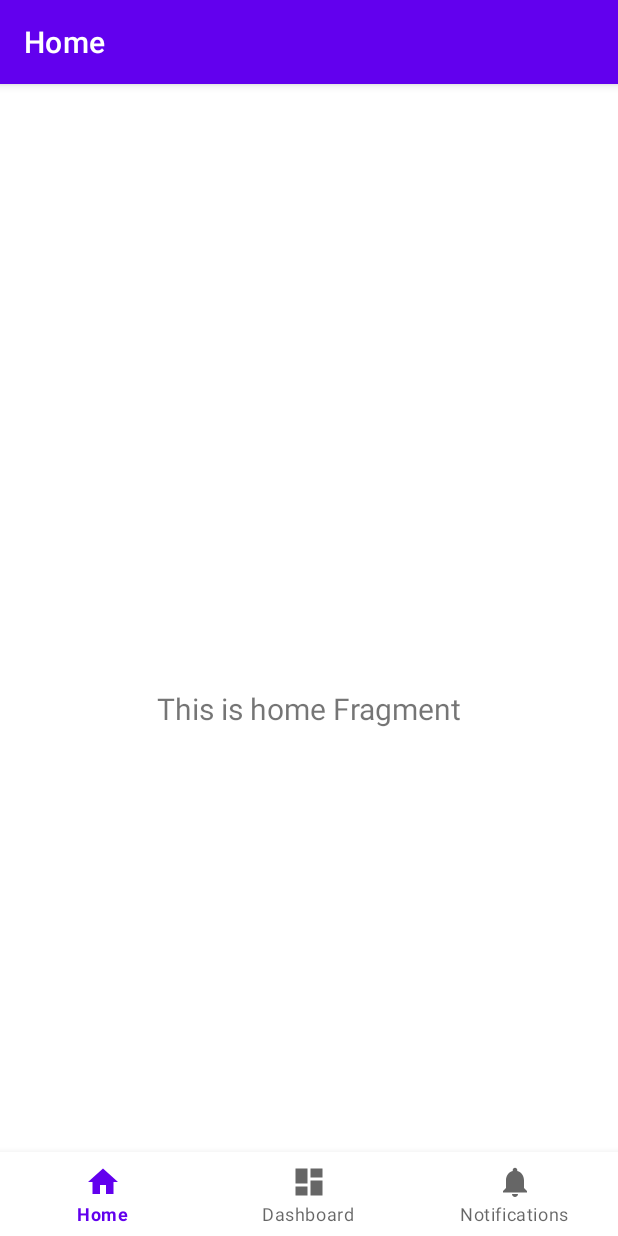
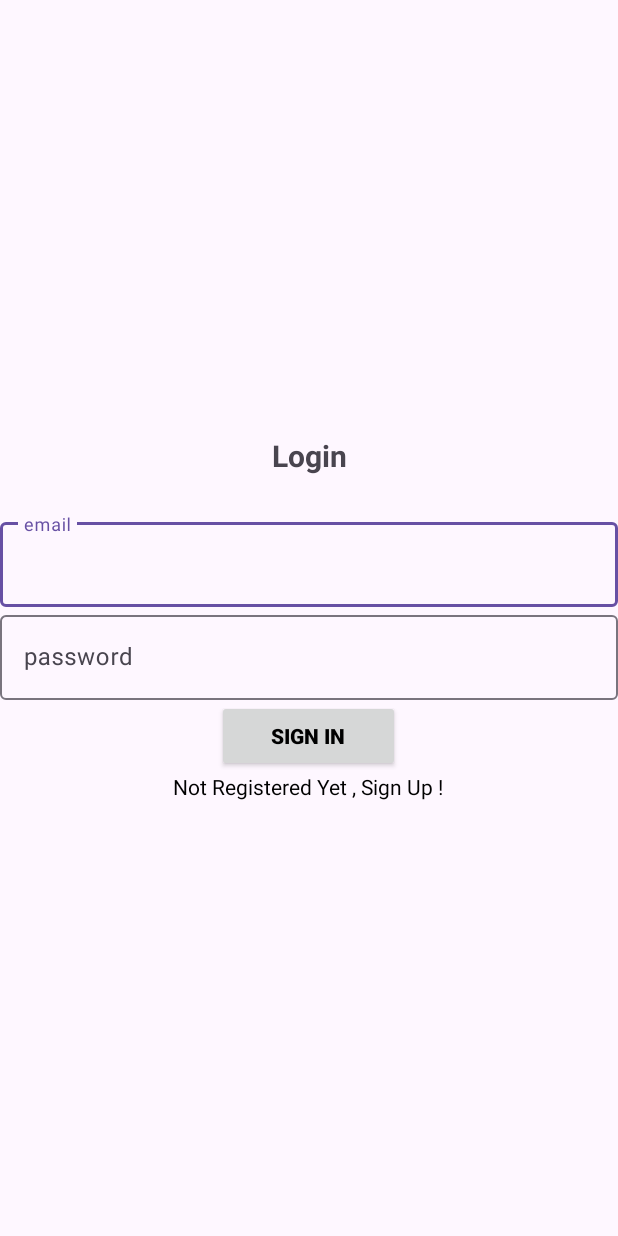
Before and after one commit to CodeByLess/491-Theragarden, an Android app: the screen it shows after launch (MainActivity before the commit, Login after it), on a phone screen of 412 x 824 dp. Run offline under Robolectric (Android 15) with nearby library versions, the phone set to English and light mode, and no system bars; our stand-ins replace Firebase (no records; nobody signed in at launch, a user with empty details on screens opened directly).

Commit message:
firebase

```diff
--- a/app/build.gradle.kts
+++ b/app/build.gradle.kts
@@ -54,6 +54,7 @@ dependencies {
     implementation(libs.androidx.credentials)
     implementation(libs.androidx.credentials.play.services.auth)
     implementation(libs.googleid)
+    implementation(libs.androidx.activity)
     testImplementation(libs.junit)
     androidTestImplementation(libs.androidx.junit)
     androidTestImplementation(libs.androidx.espresso.core)
--- /dev/null
+++ b/app/src/main/java/com/example/myapplication/Login.kt
@@ -0,0 +1,64 @@
+package com.example.myapplication
+
+import android.content.Intent
+import android.os.Bundle
+import android.widget.Toast
+import androidx.activity.enableEdgeToEdge
+import androidx.appcompat.app.AppCompatActivity
+import androidx.core.view.ViewCompat
+import androidx.core.view.WindowInsetsCompat
+import com.example.myapplication.databinding.ActivityLoginBinding
+import com.google.firebase.auth.FirebaseAuth
+
+class Login : AppCompatActivity() {
+
+    private lateinit var binding: ActivityLoginBinding
+    private lateinit var firebaseAuth: FirebaseAuth
+
+    override fun onCreate(savedInstanceState: Bundle?) {
+        super.onCreate(savedInstanceState)
+        binding = ActivityLoginBinding.inflate(layoutInflater)
+        setContentView(binding.root)
+
+        firebaseAuth = FirebaseAuth.getInstance()
+
+        binding.textView.setOnClickListener {
+            val intent = Intent(this, Registration::class.java)
+            startActivity(intent)
+        }
+
+        binding.button.setOnClickListener {
+            val email = binding.email.text.toString()
+            val pass = binding.password.text.toString()
+
+            if (email.isNotEmpty() && pass.isNotEmpty()){
+                firebaseAuth.signInWithEmailAndPassword(email, pass).addOnCompleteListener{
+                    if (it.isSuccessful){
+                        val intent = Intent(this, MainActivity::class.java)
+                        startActivity(intent)
+                    }else{
+                        Toast.makeText(this, it.exception.toString(), Toast.LENGTH_SHORT).show()
+                    }
+                }
+            }
+            else{
+                Toast.makeText(this, "Empty Fields not allowed", Toast.LENGTH_SHORT).show()
+            }
+        }
+        enableEdgeToEdge()
+        setContentView(R.layout.activity_login)
+        ViewCompat.setOnApplyWindowInsetsListener(findViewById(R.id.main)) { v, insets ->
+            val systemBars = insets.getInsets(WindowInsetsCompat.Type.systemBars())
+            v.setPadding(systemBars.left, systemBars.top, systemBars.right, systemBars.bottom)
+            insets
+        }
+    }
+    override fun onStart() {
+        super.onStart()
+
+        if(firebaseAuth.currentUser != null){
+            val intent = Intent(this, MainActivity::class.java)
+            startActivity(intent)
+        }
+    }
+}
--- /dev/null
+++ b/app/src/main/res/layout/activity_login.xml
@@ -0,0 +1,61 @@
+<?xml version="1.0" encoding="utf-8"?>
+<LinearLayout xmlns:android="http://schemas.android.com/apk/res/android"
+    xmlns:app="http://schemas.android.com/apk/res-auto"
+    xmlns:tools="http://schemas.android.com/tools"
+    android:id="@+id/main"
+    android:layout_width="match_parent"
+    android:orientation="vertical"
+    android:padding="15dp"
+    android:gravity="center"
+    android:layout_height="match_parent"
+    tools:context=".Login">
+
+    <TextView
+        android:text="@string/login"
+        android:textSize="20sp"
+        android:textStyle="bold"
+        android:gravity="center"
+        android:layout_marginBottom="25dp"
+        android:layout_width="match_parent"
+        android:layout_height="wrap_content" />
+    <com.google.android.material.textfield.TextInputLayout
+        android:layout_width="match_parent"
+        android:layout_height="wrap_content">
+        <com.google.android.material.textfield.TextInputEditText
+            android:id="@+id/email"
+            android:hint="@string/email"
+            android:layout_width="match_parent"
+            android:layout_height="wrap_content" />
+    </com.google.android.material.textfield.TextInputLayout>
+
+    <com.google.android.material.textfield.TextInputLayout
+        android:layout_width="match_parent"
+        android:layout_height="wrap_content">
+        <com.google.android.material.textfield.TextInputEditText
+            android:id="@+id/password"
+            android:hint="@string/password"
+            android:layout_width="match_parent"
+            android:layout_height="wrap_content" />
+    </com.google.android.material.textfield.TextInputLayout>
+
+    <androidx.appcompat.widget.AppCompatButton
+        android:id="@+id/button"
+        android:layout_width="122dp"
+        android:layout_height="wrap_content"
+        android:layout_marginHorizontal="16dp"
+        android:text="@string/sign_in"
+        android:textColor="@color/black"
+        android:textStyle="bold" />
+
+    <TextView
+        android:id="@+id/textView"
+        android:layout_width="wrap_content"
+        android:layout_height="wrap_content"
+        android:textColor="@color/black"
+        android:text="@string/not_registered_yet_sign_up"
+        app:layout_constraintBottom_toBottomOf="parent"
+        app:layout_constraintEnd_toEndOf="parent"
+        app:layout_constraintHorizontal_bias="0.5"
+        app:layout_constraintStart_toStartOf="parent"
+        app:layout_constraintTop_toBottomOf="@+id/button" />
+</LinearLayout>
--- a/app/src/main/res/values/strings.xml
+++ b/app/src/main/res/values/strings.xml
@@ -3,4 +3,11 @@
     <string name="title_home">Home</string>
     <string name="title_dashboard">Dashboard</string>
     <string name="title_notifications">Notifications</string>
+    <string name="login">Login</string>
+    <string name="email">email</string>
+    <string name="password">password</string>
+    <string name="register">Register</string>
+    <string name="already_registered_sign_in">Already Registered , Sign In !</string>
+    <string name="not_registered_yet_sign_up">Not Registered Yet , Sign Up !</string>
+    <string name="sign_in">Sign In</string>
 </resources>
--- a/app/src/main/res/values/themes.xml
+++ b/app/src/main/res/values/themes.xml
@@ -1,6 +1,6 @@
 <resources xmlns:tools="http://schemas.android.com/tools">
     <!-- Base application theme. -->
-    <style name="Theme.MyApplication" parent="Theme.MaterialComponents.DayNight.DarkActionBar">
+    <style name="Theme.MyApplication" parent="Theme.MaterialComponents.DayNight.NoActionBar">
         <!-- Primary brand color. -->
         <item name="colorPrimary">@color/purple_500</item>
         <item name="colorPrimaryVariant">@color/purple_700</item>
--- a/gradle/libs.versions.toml
+++ b/gradle/libs.versions.toml
@@ -18,6 +18,7 @@ firebaseAuth = "24.0.1"
 credentials = "1.5.0"
 credentialsPlayServicesAuth = "1.5.0"
 googleid = "1.1.1"
+activity = "1.11.0"
 
 [libraries]
 androidx-core-ktx = { group = "androidx.core", name = "core-ktx", version.ref = "coreKtx" }
@@ -36,6 +37,7 @@ firebase-auth = { group = "com.google.firebase", name = "firebase-auth", version
 androidx-credentials = { group = "androidx.credentials", name = "credentials", version.ref = "credentials" }
 androidx-credentials-play-services-auth = { group = "androidx.credentials", name = "credentials-play-services-auth", version.ref = "credentialsPlayServicesAuth" }
 googleid = { group = "com.google.android.libraries.identity.googleid", name = "googleid", version.ref = "googleid" }
+androidx-activity = { group = "androidx.activity", name = "activity", version.ref = "activity" }
 
 [plugins]
 android-application = { id = "com.android.application", version.ref = "agp" }
```
Also changed, not shown: app/src/main/AndroidManifest.xml (+14 -4 lines), app/src/main/java/com/example/myapplication/Registration.kt (added, +57 -0 lines), app/src/main/res/layout/activity_registration.xml (added, +65 -0 lines).
